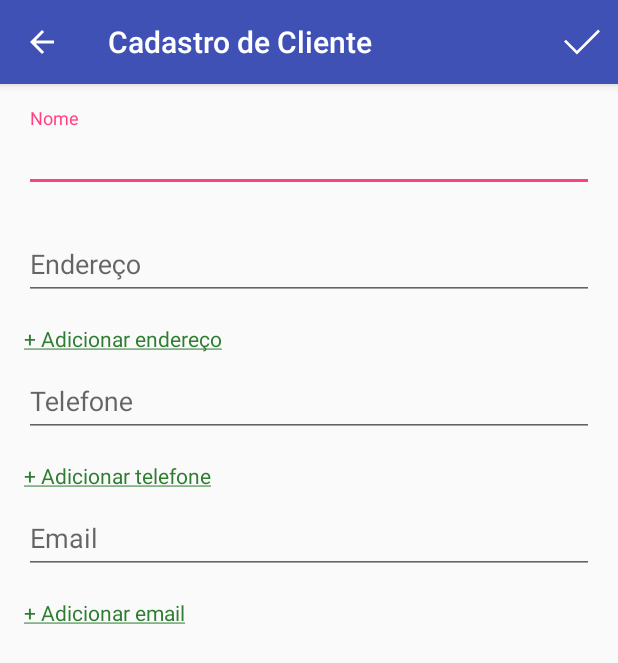
After one commit to ezeqlabs/selltimer, an Android app: the CadastroClientesActivity screen opened directly, with no data from a screen before it, on a phone screen of 412 x 824 dp. The commit adds this screen. Shown: the top 663 px of the screen. Run offline under Robolectric (Android 15) with nearby library versions, the phone set to English and light mode, and no system bars.

Commit message:
Criando telas de cadastro e visualização de clientes

```diff
--- /dev/null
+++ b/app/src/main/java/br/com/ezeqlabs/selltimer/CadastroClientesActivity.java
@@ -0,0 +1,67 @@
+package br.com.ezeqlabs.selltimer;
+
+import android.support.v7.app.AppCompatActivity;
+import android.os.Bundle;
+import android.view.Menu;
+import android.view.MenuItem;
+import android.view.View;
+import android.view.ViewGroup;
+import android.widget.EditText;
+import android.widget.LinearLayout;
+
+public class CadastroClientesActivity extends AppCompatActivity {
+    private LinearLayout llEnderecos, llTelefones, llEmails;
+    @Override
+    protected void onCreate(Bundle savedInstanceState) {
+        super.onCreate(savedInstanceState);
+        setContentView(R.layout.activity_cadastro_clientes);
+
+        getSupportActionBar().setDisplayHomeAsUpEnabled(true);
+        getSupportActionBar().setDisplayShowHomeEnabled(true);
+
+        llEnderecos = (LinearLayout) findViewById(R.id.container_enderecos);
+        llTelefones = (LinearLayout) findViewById(R.id.container_telefones);
+        llEmails = (LinearLayout) findViewById(R.id.container_emails);
+    }
+
+    public void novoEndereco(View v){
+        llEnderecos.addView(geraEditText(R.string.label_endereco));
+    }
+
+    public void novoTelefone(View v){
+        llTelefones.addView(geraEditText(R.string.label_telefone));
+    }
+
+    public void novoEmail(View v){
+        llEmails.addView(geraEditText(R.string.label_email));
+    }
+
+    private EditText geraEditText(int hint){
+        EditText editText = new EditText(this);
+        editText.setLayoutParams(new ViewGroup.LayoutParams(
+                ViewGroup.LayoutParams.MATCH_PARENT, ViewGroup.LayoutParams.WRAP_CONTENT));
+        editText.setHint(hint);
+        return editText;
+    }
+
+    @Override
+    public boolean onCreateOptionsMenu(Menu menu) {
+        getMenuInflater().inflate(R.menu.cadastro, menu);
+        return true;
+    }
+
+    @Override
+    public boolean onOptionsItemSelected(MenuItem item){
+        switch (item.getItemId()){
+            case android.R.id.home:
+                this.finish();
+                return true;
+
+            case R.id.action_salvar:
+                return false;
+
+            default:
+                return super.onOptionsItemSelected(item);
+        }
+    }
+}
--- /dev/null
+++ b/app/src/main/res/drawable/ic_save.xml
@@ -0,0 +1,4 @@
+<vector android:height="24dp" android:viewportHeight="406.834"
+    android:viewportWidth="406.834" android:width="24dp" xmlns:android="http://schemas.android.com/apk/res/android">
+    <path android:fillColor="#FFFFFF" android:pathData="M385.6,62.5l-239.4,239.4l-125,-125l-21.2,21.2l146.2,146.2l260.6,-260.6z"/>
+</vector>
--- /dev/null
+++ b/app/src/main/res/layout/activity_cadastro_clientes.xml
@@ -0,0 +1,117 @@
+<?xml version="1.0" encoding="utf-8"?>
+<RelativeLayout xmlns:android="http://schemas.android.com/apk/res/android"
+    xmlns:tools="http://schemas.android.com/tools"
+    android:layout_width="match_parent"
+    android:layout_height="match_parent"
+    android:paddingBottom="@dimen/activity_vertical_margin"
+    android:paddingLeft="@dimen/activity_horizontal_margin"
+    android:paddingRight="@dimen/activity_horizontal_margin"
+    android:paddingTop="@dimen/activity_vertical_margin"
+    tools:context="br.com.ezeqlabs.selltimer.CadastroClientesActivity"
+    >
+    <ScrollView
+        android:layout_width="match_parent"
+        android:layout_height="wrap_content">
+
+        <LinearLayout
+            android:id="@+id/containerFormClientes"
+            android:layout_width="match_parent"
+            android:layout_height="wrap_content"
+            android:orientation="vertical">
+
+            <android.support.design.widget.TextInputLayout
+                android:layout_height="wrap_content"
+                android:layout_width="match_parent">
+
+                <EditText
+                    android:id="@+id/nome_cliente"
+                    android:layout_width="match_parent"
+                    android:layout_height="wrap_content"
+                    android:hint="@string/label_nome"
+                    android:layout_marginBottom="16dp" />
+
+            </android.support.design.widget.TextInputLayout>
+
+            <android.support.design.widget.TextInputLayout
+                android:layout_height="wrap_content"
+                android:layout_width="match_parent"
+                android:layout_marginBottom="16dp">
+
+                <EditText
+                    android:id="@+id/endereco_cliente"
+                    android:layout_width="match_parent"
+                    android:layout_height="wrap_content"
+                    android:hint="@string/label_endereco"/>
+
+                <LinearLayout
+                    android:id="@+id/container_enderecos"
+                    android:layout_width="match_parent"
+                    android:layout_height="wrap_content"
+                    android:orientation="vertical"/>
+
+            </android.support.design.widget.TextInputLayout>
+
+            <TextView
+                android:layout_width="match_parent"
+                android:layout_height="wrap_content"
+                android:text="@string/novo_endereco"
+                android:textColor="@color/verdeEscuro"
+                android:onClick="novoEndereco" />
+
+            <android.support.design.widget.TextInputLayout
+                android:layout_height="wrap_content"
+                android:layout_width="match_parent"
+                android:layout_marginBottom="16dp">
+
+                <EditText
+                    android:id="@+id/telefone_cliente"
+                    android:layout_width="match_parent"
+                    android:layout_height="wrap_content"
+                    android:hint="@string/label_telefone" />
+
+                <LinearLayout
+                    android:id="@+id/container_telefones"
+                    android:layout_width="match_parent"
+                    android:layout_height="wrap_content"
+                    android:orientation="vertical"/>
+
+            </android.support.design.widget.TextInputLayout>
+
+            <TextView
+                android:layout_width="match_parent"
+                android:layout_height="wrap_content"
+                android:text="@string/novo_telefone"
+                android:textColor="@color/verdeEscuro"
+                android:onClick="novoTelefone" />
+
+            <android.support.design.widget.TextInputLayout
+                android:layout_height="wrap_content"
+                android:layout_width="match_parent"
+                android:layout_marginBottom="16dp">
+
+                <EditText
+                    android:id="@+id/email_cliente"
+                    android:layout_width="match_parent"
+                    android:layout_height="wrap_content"
+                    android:hint="@string/label_email"
+                    android:inputType="textEmailAddress"/>
+
+                <LinearLayout
+                    android:id="@+id/container_emails"
+                    android:layout_width="match_parent"
+                    android:layout_height="wrap_content"
+                    android:orientation="vertical"/>
+
+            </android.support.design.widget.TextInputLayout>
+
+            <TextView
+                android:layout_width="match_parent"
+                android:layout_height="wrap_content"
+                android:text="@string/novo_email"
+                android:textColor="@color/verdeEscuro"
+                android:onClick="novoEmail" />
+
+        </LinearLayout>
+
+    </ScrollView>
+</RelativeLayout>
--- /dev/null
+++ b/app/src/main/res/menu/cadastro.xml
@@ -0,0 +1,11 @@
+<?xml version="1.0" encoding="utf-8"?>
+<menu xmlns:android="http://schemas.android.com/apk/res/android"
+    xmlns:app="http://schemas.android.com/apk/res-auto">
+    <item
+        android:id="@+id/action_salvar"
+        android:orderInCategory="100"
+        android:title="@string/action_salvar"
+        android:icon="@drawable/ic_save"
+        app:showAsAction="always"
+        />
+</menu>
--- a/app/src/main/res/values/strings.xml
+++ b/app/src/main/res/values/strings.xml
@@ -1,6 +1,7 @@
 <resources>
     <string name="app_name">SellTimer</string>
 
+    <!-- MENUS -->
     <string name="title_clientes_sidemenu">Clientes</string>
     <string name="ver_clientes_sidemenu">Ver clientes</string>
     <string name="novo_cliente_sidemenu">Novo cliente</string>
@@ -11,13 +12,28 @@
 
     <string name="sobre_sidemenu">Sobre</string>
 
-    <string name="navigation_drawer_open">Open navigation drawer</string>
-    <string name="navigation_drawer_close">Close navigation drawer</string>
+    <string name="navigation_drawer_open">Abrir navigation drawer</string>
+    <string name="navigation_drawer_close">Fechar navigation drawer</string>
 
     <string name="action_settings">Configurações</string>
+    <string name="action_salvar">Salvar</string>
 
+    <!-- MAIN ACTIVITY -->
     <string name="contatos_hoje">Clientes para ligar hoje</string>
     <string name="contatos_semana">Clientes para ligar essa semana</string>
     <string name="contatos_mes">Clientes para ligar esse mes</string>
 
+    <!-- CLIENTES ACTIVITY -->
+    <string name="title_activity_clientes">Clientes</string>
+
+    <!-- CADASTRO CLIENTES ACTIVITY -->
+    <string name="title_activity_cadastro_clientes">Cadastro de Cliente</string>
+    <string name="label_nome">Nome</string>
+    <string name="label_endereco">Endereço</string>
+    <string name="novo_endereco"><u>+ Adicionar endereço</u></string>
+    <string name="label_telefone">Telefone</string>
+    <string name="novo_telefone"><u>+ Adicionar telefone</u></string>
+    <string name="label_email">Email</string>
+    <string name="novo_email"><u>+ Adicionar email</u></string>
+
 </resources>
```
Also changed, not shown: app/src/main/AndroidManifest.xml (+7 -0 lines), app/src/main/java/br/com/ezeqlabs/selltimer/ClientesActivity.java (added, +83 -0 lines), app/src/main/java/br/com/ezeqlabs/selltimer/MainActivity.java (+18 -6 lines), app/src/main/res/layout/activity_clientes.xml (added, +35 -0 lines), app/src/main/res/layout/content_clientes.xml (added, +16 -0 lines).
